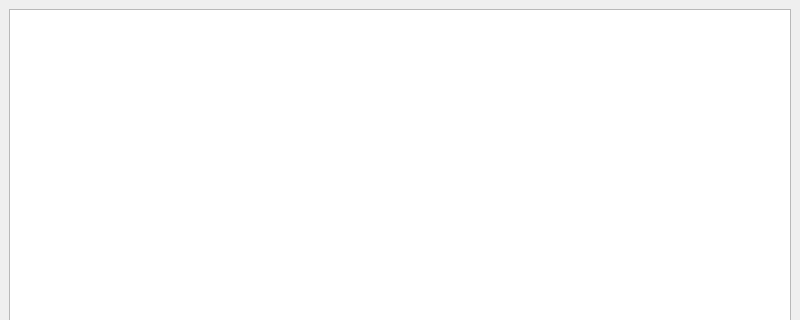
Qt form 2.x/UI/dooble_downloads.ui (textbrowser/dooble) before a commit; both pictures show x 0 to 800 and y 0 to 320 of the 800 by 600 pixel window.
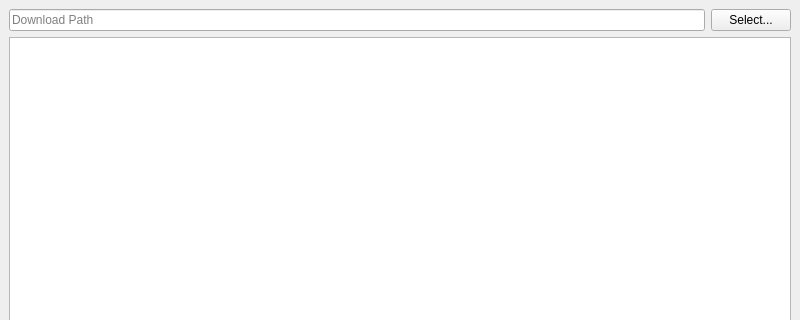
The same form after that commit. Icons and pictures are not drawn. Custom widgets are drawn as their Qt base class.

Commit message: Path widget.

The edit to the form file:
```diff
--- a/2.x/UI/dooble_downloads.ui
+++ b/2.x/UI/dooble_downloads.ui
@@ -19,6 +19,27 @@
   </property>
   <widget class="QWidget" name="centralwidget">
    <layout class="QVBoxLayout" name="verticalLayout">
+    <item>
+     <layout class="QHBoxLayout" name="horizontalLayout_2">
+      <item>
+       <widget class="QLineEdit" name="download_path">
+        <property name="placeholderText">
+         <string>Download Path</string>
+        </property>
+        <property name="clearButtonEnabled">
+         <bool>true</bool>
+        </property>
+       </widget>
+      </item>
+      <item>
+       <widget class="QPushButton" name="select">
+        <property name="text">
+         <string>Select...</string>
+        </property>
+       </widget>
+      </item>
+     </layout>
+    </item>
     <item>
      <widget class="QListWidget" name="list"/>
     </item>
```
Left out of the diff: 6 changed lines with no effect on the pictures. The commit also changes 3 other files.
